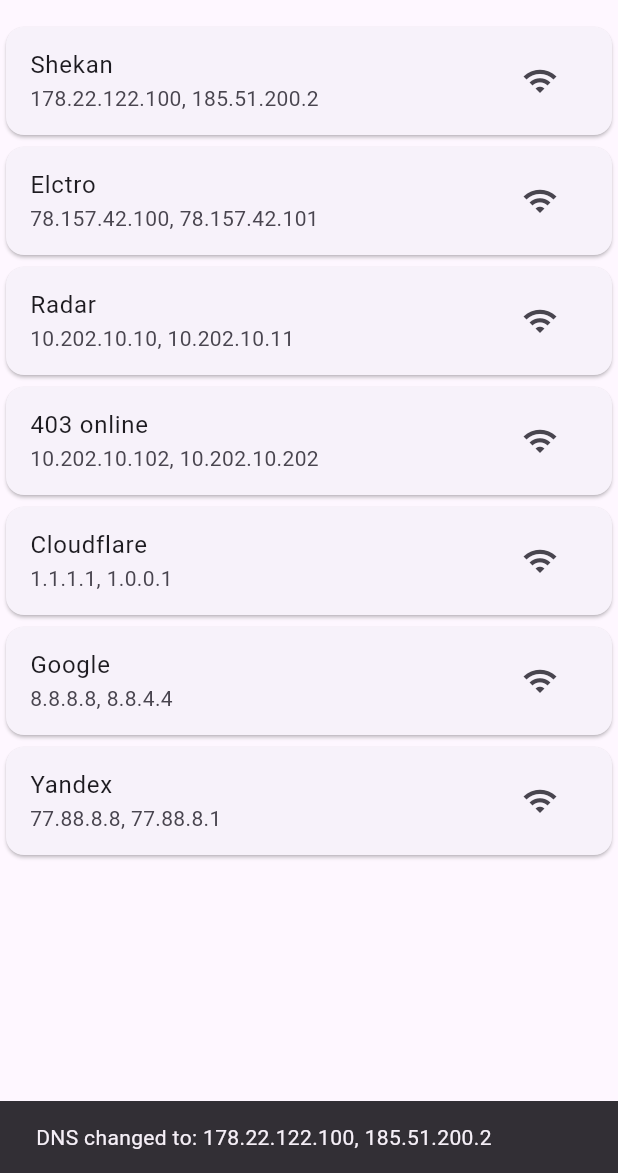
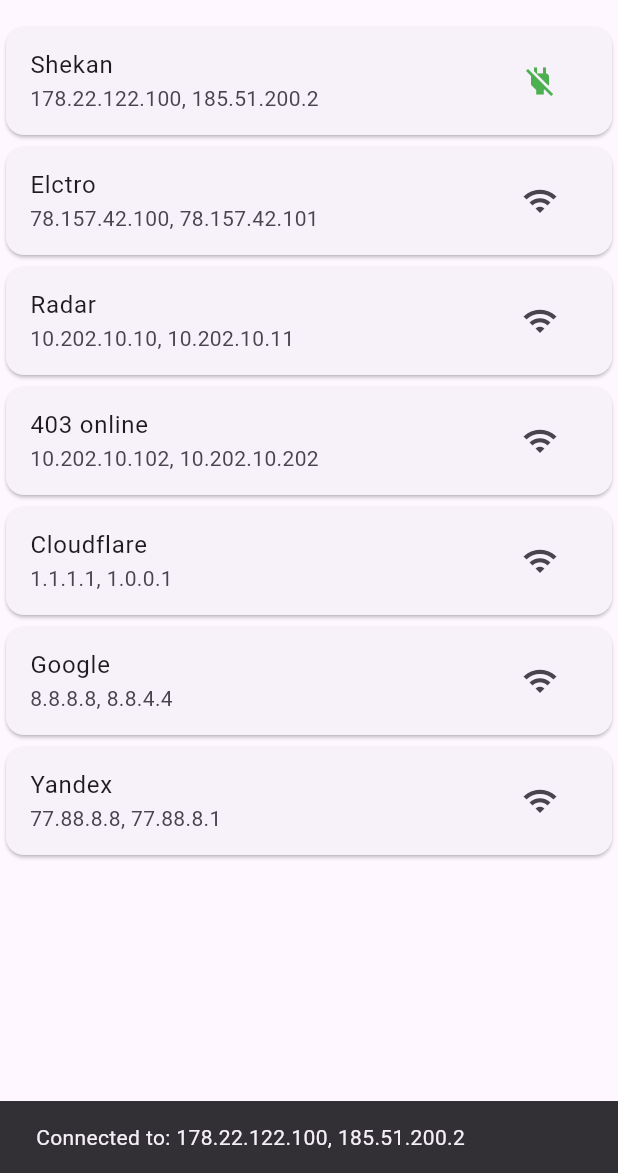
Before and after one commit to amirjahan1/dnschanger, a Flutter app: the screen it shows after launch, after a tap on the "wifi" icon, on a phone screen of 412 x 824 dp, the part 63-1236 px from its top. Run offline on Flutter 3.47's test engine with Material 3 defaults, Android fonts, the phone set to English and light mode, and no system bars; missing offline and left inert: dart_ping.

Commit message:
Feature::->add disconnect button

```diff
--- a/lib/ui/screens/dns_list_screen.dart
+++ b/lib/ui/screens/dns_list_screen.dart
@@ -1,5 +1,6 @@
 import 'package:flutter/material.dart';
 import '../../data/dns_data.dart';
+import '../../models/dns_model.dart';
 import '../../services/dns_service.dart';
 import '../../main.dart'; // Import your main file for MethodChannel
 
@@ -10,11 +11,13 @@
 
 class _DNSListScreenState extends State<DNSListScreen> {
   late DNSService dnsService;
+  int? activeDNSIndex; // Variable to track which DNS is currently active
 
   @override
   void initState() {
     super.initState();
     dnsService = DNSService();
+    activeDNSIndex = null; // Initially, no DNS is active
   }
 
   @override
@@ -26,22 +29,32 @@
         itemCount: dnsList.length,
         itemBuilder: (context, index) {
           final dns = dnsList[index];
+          final isActive = activeDNSIndex == index; // Check if this DNS is active
           return Card(
             child: ListTile(
               title: Text(dns.name),
               subtitle: Text(dns.ipAddress.join(", ")),
-              trailing: IconButton(
-                icon: Icon(Icons.wifi),
-                onPressed: () async {
-
-                  // Call the platform method to set DNS
-                  await DNSChangerApp.setDNS(dns.ipAddress);
-                  ScaffoldMessenger.of(context).showSnackBar(
-                    SnackBar(
-                        content: Text(
-                            "DNS changed to: ${dns.ipAddress.join(', ')}")),
-                  );
-                },
+              trailing: Row(
+                mainAxisSize: MainAxisSize.min,
+                children: [
+                  // Connect/Disconnect button
+                  IconButton(
+                    icon: Icon(
+                      isActive ? Icons.power_off : Icons.wifi, // Change icon based on active state
+                      color: isActive ? Colors.green : null, // Change color based on active state
+                    ),
+                    onPressed: () async {
+                      if (isActive) {
+                        // If active, disconnect
+                        await disconnectDNS();
+                      } else {
+                        // Connect to this DNS
+                        await connectDNS(dns, index);
+                      }
+                    },
+                  ),
+                  // Add Disconnect button
+                ],
               ),
             ),
           );
@@ -49,4 +62,40 @@
       ),
     );
   }
+
+  // Function to connect to a DNS
+  Future<void> connectDNS(DNSModel dns, int index) async {
+    try {
+      // Call the platform method to set DNS
+      await DNSChangerApp.setDNS(dns.ipAddress);
+      setState(() {
+        activeDNSIndex = index; // Set the active DNS index
+      });
+      ScaffoldMessenger.of(context).showSnackBar(
+        SnackBar(
+          content: Text("Connected to: ${dns.ipAddress.join(', ')}"),
+        ),
+      );
+    } on Exception catch (e) {
+      print("Failed to set DNS: $e");
+    }
+  }
+
+  // Function to disconnect the current DNS
+  Future<void> disconnectDNS() async {
+    try {
+      // You can add a platform method to reset DNS to default or disable it
+      await DNSChangerApp.setDNS([]); // Passing an empty list to disconnect
+      setState(() {
+        activeDNSIndex = null; // No DNS is active now
+      });
+      ScaffoldMessenger.of(context).showSnackBar(
+        SnackBar(
+          content: Text("Disconnected from DNS"),
+        ),
+      );
+    } on Exception catch (e) {
+      print("Failed to disconnect DNS: $e");
+    }
+  }
 }
```
